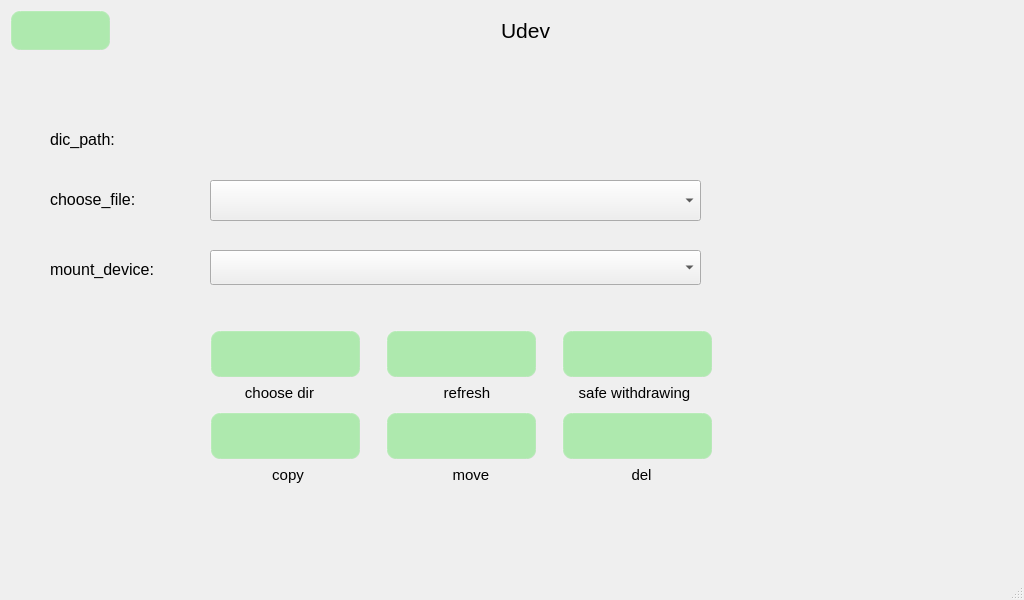
Qt form qt/t507/udev.ui (jizizihe/baijie_demo) before a commit.
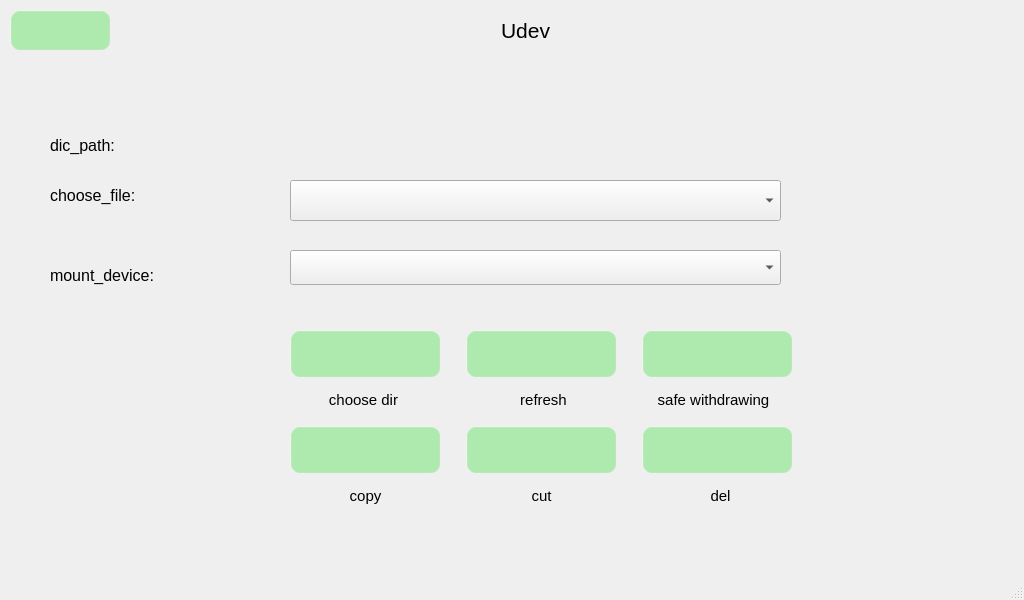
The same form after that commit. Icons and pictures are not drawn. Custom widgets are drawn as their Qt base class.

Commit message: repair a little udev

The edit to the form file:
```diff
--- a/qt/t507/udev.ui
+++ b/qt/t507/udev.ui
@@ -62,7 +62,7 @@
    <widget class="XComboBox" name="files">
     <property name="geometry">
      <rect>
-      <x>210</x>
+      <x>290</x>
       <y>180</y>
       <width>491</width>
       <height>41</height>
@@ -74,8 +74,8 @@
      <rect>
       <x>50</x>
       <y>260</y>
-      <width>118</width>
-      <height>19</height>
+      <width>231</width>
+      <height>31</height>
      </rect>
     </property>
     <property name="minimumSize">
@@ -96,7 +96,7 @@
    <widget class="QComboBox" name="mount">
     <property name="geometry">
      <rect>
-      <x>210</x>
+      <x>290</x>
       <y>250</y>
       <width>491</width>
       <height>35</height>
@@ -112,7 +112,7 @@
    <widget class="QPushButton" name="refresh">
     <property name="geometry">
      <rect>
-      <x>386</x>
+      <x>466</x>
       <y>330</y>
       <width>151</width>
       <height>48</height>
@@ -144,10 +144,10 @@
    <widget class="QLabel" name="label_6">
     <property name="geometry">
      <rect>
-      <x>440</x>
+      <x>453</x>
       <y>384</y>
-      <width>54</width>
-      <height>18</height>
+      <width>181</width>
+      <height>31</height>
      </rect>
     </property>
     <property name="font">
@@ -165,7 +165,7 @@
    <widget class="QPushButton" name="umount">
     <property name="geometry">
      <rect>
-      <x>562</x>
+      <x>642</x>
       <y>330</y>
       <width>151</width>
       <height>48</height>
@@ -197,10 +197,10 @@
    <widget class="QLabel" name="label_7">
     <property name="geometry">
      <rect>
-      <x>570</x>
+      <x>598</x>
       <y>384</y>
-      <width>129</width>
-      <height>18</height>
+      <width>231</width>
+      <height>31</height>
      </rect>
     </property>
     <property name="font">
@@ -218,8 +218,8 @@
    <widget class="QPushButton" name="mv">
     <property name="geometry">
      <rect>
-      <x>386</x>
-      <y>412</y>
+      <x>466</x>
+      <y>426</y>
       <width>151</width>
       <height>48</height>
      </rect>
@@ -250,10 +250,10 @@
    <widget class="QLabel" name="label_9">
     <property name="geometry">
      <rect>
-      <x>450</x>
-      <y>466</y>
-      <width>42</width>
-      <height>18</height>
+      <x>471</x>
+      <y>480</y>
+      <width>141</width>
+      <height>31</height>
      </rect>
     </property>
     <property name="font">
@@ -262,7 +262,7 @@
      </font>
     </property>
     <property name="text">
-     <string>move</string>
+     <string>cut</string>
     </property>
     <property name="alignment">
      <set>Qt::AlignCenter</set>
@@ -271,8 +271,8 @@
    <widget class="QPushButton" name="del">
     <property name="geometry">
      <rect>
-      <x>562</x>
-      <y>412</y>
+      <x>642</x>
+      <y>426</y>
       <width>151</width>
       <height>48</height>
      </rect>
@@ -303,10 +303,10 @@
    <widget class="QLabel" name="label_8">
     <property name="geometry">
      <rect>
-      <x>630</x>
-      <y>466</y>
-      <width>23</width>
-      <height>18</height>
+      <x>650</x>
+      <y>480</y>
+      <width>141</width>
+      <height>31</height>
      </rect>
     </property>
     <property name="font">
@@ -326,8 +326,8 @@
      <rect>
       <x>50</x>
       <y>130</y>
-      <width>118</width>
-      <height>19</height>
+      <width>241</width>
+      <height>31</height>
      </rect>
     </property>
     <property name="minimumSize">
@@ -348,7 +348,7 @@
    <widget class="QLabel" name="label">
     <property name="geometry">
      <rect>
-      <x>212</x>
+      <x>292</x>
       <y>116</y>
       <width>481</width>
       <height>41</height>
@@ -367,9 +367,9 @@
     <property name="geometry">
      <rect>
       <x>50</x>
-      <y>190</y>
-      <width>118</width>
-      <height>19</height>
+      <y>180</y>
+      <width>231</width>
+      <height>31</height>
      </rect>
     </property>
     <property name="minimumSize">
@@ -444,8 +444,8 @@
    <widget class="QPushButton" name="cp">
     <property name="geometry">
      <rect>
-      <x>210</x>
-      <y>412</y>
+      <x>290</x>
+      <y>426</y>
       <width>151</width>
       <height>48</height>
      </rect>
@@ -476,10 +476,10 @@
    <widget class="QLabel" name="label_10">
     <property name="geometry">
      <rect>
-      <x>270</x>
-      <y>466</y>
-      <width>36</width>
-      <height>18</height>
+      <x>295</x>
+      <y>480</y>
+      <width>141</width>
+      <height>31</height>
      </rect>
     </property>
     <property name="font">
@@ -497,10 +497,10 @@
    <widget class="QLabel" name="label_5">
     <property name="geometry">
      <rect>
-      <x>240</x>
+      <x>248</x>
       <y>384</y>
-      <width>79</width>
-      <height>18</height>
+      <width>231</width>
+      <height>31</height>
      </rect>
     </property>
     <property name="font">
@@ -518,7 +518,7 @@
    <widget class="QPushButton" name="choose">
     <property name="geometry">
      <rect>
-      <x>210</x>
+      <x>290</x>
       <y>330</y>
       <width>151</width>
       <height>48</height>
```
Left out of the diff: 2 changed lines with no effect on the pictures. The commit also changes 7 other files.
